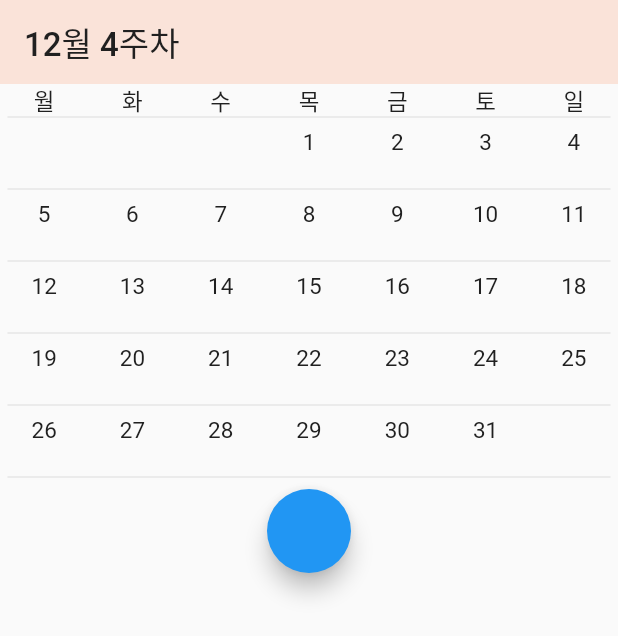
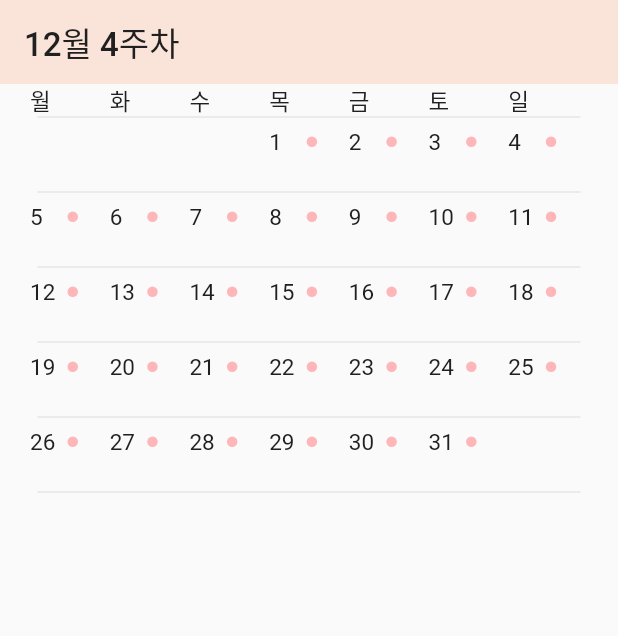
Before and after one commit to ljbee22/CodingStudy, a Flutter app: the screen it shows after launch, on a phone screen of 412 x 824 dp. Shown: the top 636 px of the screen. Run offline on Flutter 3.47's test engine with Material 2 defaults, Android fonts, the phone set to English and light mode, and no system bars; our stand-ins replace cloud_firestore, firebase_auth, firebase_core, firebase_storage, flutter_chat_bubble, fluttertoast and 5 more; accounts and stored records are empty.

Commit message:
일정표시 추가

```diff
--- a/my_calender/lib/customclass/calender_element.dart
+++ b/my_calender/lib/customclass/calender_element.dart
@@ -6,7 +6,7 @@ class DayofWeek extends StatelessWidget {
   @override
   Widget build(BuildContext context) {
     return Row(
-      crossAxisAlignment: CrossAxisAlignment.center,
+      crossAxisAlignment: CrossAxisAlignment.start,
       children: [
         Expanded(child: MyText("월", 15)),
         Expanded(child: MyText("화", 15)),
@@ -32,9 +32,6 @@ class DivBox extends StatelessWidget {
           endIndent: 5.0,
           height: 0,
         ),
-        SizedBox(
-          height: 8.0,
-        ),
       ],
     );
   }
@@ -49,7 +46,7 @@ class MyText extends StatelessWidget {
   Widget build(BuildContext context) {
     return Text(
       t,
-      textAlign: TextAlign.center,
+      textAlign: TextAlign.start,
       style: TextStyle(
           fontSize: fsize,
           color: const Color(0xff202020)
--- /dev/null
+++ b/my_calender/lib/customclass/customContainer.dart
@@ -0,0 +1,52 @@
+import 'package:flutter/material.dart';
+import 'package:my_calender/cursor.dart';
+import 'calender_element.dart';
+
+class EveryDay extends StatefulWidget {
+  final Cursor cursor;
+  final DateTime oneDay;
+  final bool isSchedule = false; //일정 존재여부 관련 변수
+  const EveryDay(this.cursor, this.oneDay, {Key? key}) : super(key: key);
+
+  @override
+  State<EveryDay> createState() => _EveryDayState();
+}
+
+class _EveryDayState extends State<EveryDay> {
+
+  @override
+  Widget build(BuildContext context) {
+    return Expanded(child: GestureDetector(
+      onTap: (){
+        setState(() {
+          widget.cursor.selected = widget.oneDay;
+        });
+      },
+      child: Container(
+        padding: const EdgeInsets.fromLTRB(0, 8, 0, 10),
+        height: 50,
+        child: widget.oneDay.month != widget.cursor.selected.month ? null : Stack(
+          children: [
+            Positioned(
+              child: Container(
+                child: MyText(widget.oneDay.day.toString(), 15),
+              ),
+            ),
+            Positioned(
+                top: 5,
+                left: 25,
+                child: Container(
+                  height: 7,
+                  width: 7,
+                  decoration: const BoxDecoration(
+                    color: Color(0xFFFFB6B9),
+                    shape: BoxShape.circle,
+                  )
+                )
+            )
+          ],
+        )
+      ),
+    ));
+  }
+}
--- a/my_calender/lib/month_cal.dart
+++ b/my_calender/lib/month_cal.dart
@@ -2,6 +2,7 @@ import 'package:flutter/material.dart';
 import 'cursor.dart';
 import 'customclass/calender_element.dart';
 import 'package:hive_flutter/hive_flutter.dart';
+import 'customclass/customContainer.dart';
 
 // var now = DateTime.now();
 Cursor cursor = Cursor(selected: DateTime.now());
@@ -25,47 +26,37 @@ class _MonthCalState extends State<MonthCal> {
             "${cursor.selected.month}월 ${cursor.dayofweek()}주차", 22
         )
       ),
-      body: Column(
+      body: Container(
+        padding: EdgeInsets.fromLTRB(20, 0, 20, 0),
+        child: Column(
           children: [
             const DayofWeek(),
             const DivBox(),
             Row(
               children: [
                 for(int i = 0; i<7; i++)
-                Expanded(child: Container(
-                  height: 40,
-                  child: daylist[i].month != cursor.selected.month ? null : MyText(daylist[i].day.toString(), 15),
-                )),
+                  EveryDay(cursor, daylist[i]),
               ],
             ),
             const DivBox(),
             Row(
               children: [
                 for(int i = 7; i<14; i++)
-              Expanded(child: Container(
-                height: 40,
-                child: MyText(daylist[i].day.toString(), 15),
-              )),
+                  EveryDay(cursor, daylist[i]),
               ],
             ),
             const DivBox(),
             Row(
               children: [
                 for(int i = 14; i<21; i++)
-              Expanded(child: Container(
-                height: 40,
-                child: MyText(daylist[i].day.toString(), 15),
-              )),
+                  EveryDay(cursor, daylist[i]),
               ],
             ),
             const DivBox(),
             Row(
               children: [
                 for(int i = 21; i<28; i++)
-                Expanded(child: Container(
-                  height: 40,
-                  child: MyText(daylist[i].day.toString(), 15),
-                )),
+                  EveryDay(cursor, daylist[i]),
               ],
             ),
             const DivBox(),
@@ -75,10 +66,7 @@ class _MonthCalState extends State<MonthCal> {
                 Row(
                   children: [
                     for(int i = 28; i<35; i++)
-                    Expanded(child: Container(
-                      height: 40,
-                      child: daylist[i].month != cursor.selected.month  ? null : MyText(daylist[i].day.toString(), 15),
-                    )),
+                      EveryDay(cursor, daylist[i]),
                   ],
                 ),
                 const DivBox(),
@@ -90,26 +78,14 @@ class _MonthCalState extends State<MonthCal> {
                 Row(
                   children: [
                     for(int i = 35; i<42; i++)
-                    Expanded(child: Container(
-                      height: 40,
-                      child: daylist[i].month != cursor.selected.month ? null : MyText(daylist[i].day.toString(), 15),
-                    )),
+                      EveryDay(cursor, daylist[i]),
                   ],
                 ),
                 const Divider(height: 0),
               ],
             ),
-
-          FloatingActionButton(onPressed: () {
-            setState(() {
-              cursor.selected = DateTime(2021,2,1);
-            });
-            // var libBox = await Hive.openBox("lib");
-            // // libBox.put('now', cursor.month);
-            // var a = libBox.get('now');
-            // print(a);
-          })
           ],
+        ),
       ),
     );
   }
```
Also changed, not shown: 2 other files. Lines whose indentation alone changed are shown as unchanged.
